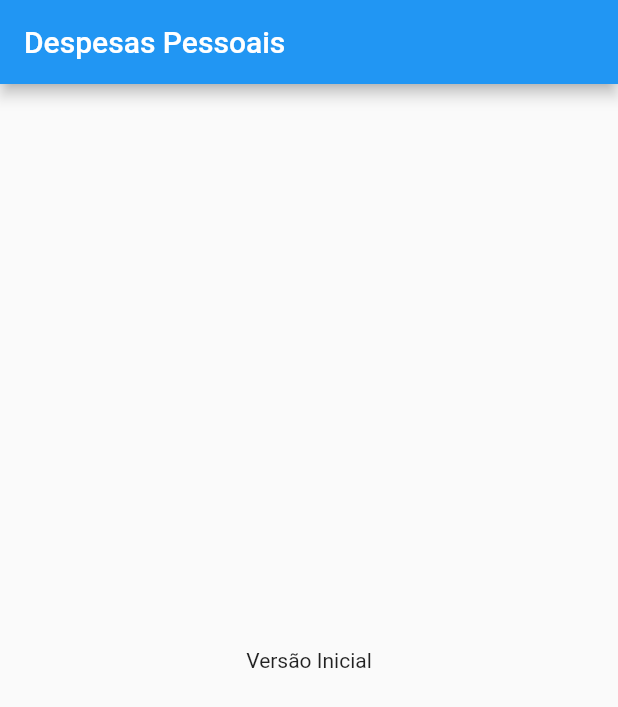
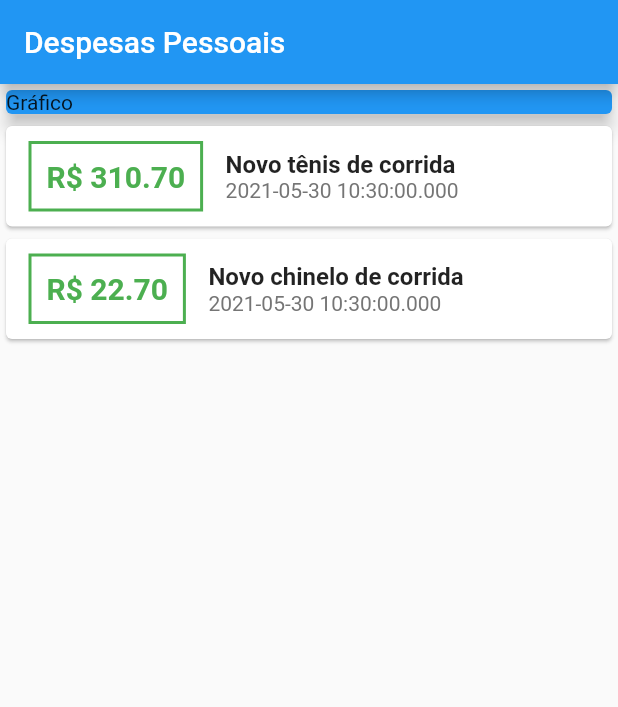
Before and after one commit to igorsromero/expenses_project, a Flutter app: the screen it shows after launch, on a phone screen of 412 x 824 dp. Shown: the top 707 px of the screen. Run offline on Flutter 3.47's test engine with Material 2 defaults, Android fonts, the phone set to English and light mode, and no system bars.

Commit message:
Add Transactions, New Widgets and app layout.

```diff
--- a/lib/main.dart
+++ b/lib/main.dart
@@ -1,3 +1,4 @@
+import 'package:expenses_project/models/transaction.dart';
 import 'package:flutter/material.dart';
 
 main() => runApp(ExpensesApp());
@@ -12,14 +13,85 @@ class ExpensesApp extends StatelessWidget {
 }
 
 class MyHomePage extends StatelessWidget {
+  final _transactions = [
+    Transaction(
+        id: 't1',
+        title: 'Novo tênis de corrida',
+        value: 310.70,
+        date: DateTime.now()),
+    Transaction(
+        id: 't2',
+        title: 'Novo chinelo de corrida',
+        value: 22.70,
+        date: DateTime.now()),
+  ];
+
   @override
   Widget build(BuildContext context) {
     return Scaffold(
       appBar: AppBar(
         title: Text("Despesas Pessoais"),
       ),
-      body: Center(
-        child: Text("Versão Inicial"),
+      body: Column(
+        mainAxisAlignment: MainAxisAlignment.start,
+        crossAxisAlignment: CrossAxisAlignment.center,
+        children: [
+          Container(
+            width: double.infinity,
+            child: Card(
+              color: Colors.blue,
+              child: Text('Gráfico'),
+              elevation: 5,
+            ),
+          ),
+          Column(
+            children: _transactions.map((tr) {
+              return Card(
+                child: Row(
+                  children: [
+                    Container(
+                      margin:
+                          EdgeInsets.symmetric(horizontal: 15, vertical: 10),
+                      decoration: BoxDecoration(
+                        border: Border.all(
+                          color: Colors.green,
+                          width: 2,
+                        ),
+                      ),
+                      padding: EdgeInsets.all(10),
+                      child: Text(
+                        'R\$ ${tr.value.toStringAsFixed(2)}',
+                        style: TextStyle(
+                          fontWeight: FontWeight.bold,
+                          fontSize: 20,
+                          color: Colors.green,
+                        ),
+                      ),
+                    ),
+                    Column(
+                      crossAxisAlignment: CrossAxisAlignment.start,
+                      children: [
+                        Text(
+                          tr.title,
+                          style: TextStyle(
+                            fontWeight: FontWeight.bold,
+                            fontSize: 16,
+                          ),
+                        ),
+                        Text(
+                          tr.date.toString(),
+                          style: TextStyle(
+                            color: Colors.grey[600],
+                          ),
+                        ),
+                      ],
+                    )
+                  ],
+                ),
+              );
+            }).toList(),
+          ),
+        ],
       ),
     );
   }
--- /dev/null
+++ b/lib/models/transaction.dart
@@ -0,0 +1,13 @@
+class Transaction {
+  final String id;
+  final String title;
+  final double value;
+  final DateTime date;
+
+  Transaction({
+    required this.id,
+    required this.title,
+    required this.value,
+    required this.date,
+  });
+}
```
